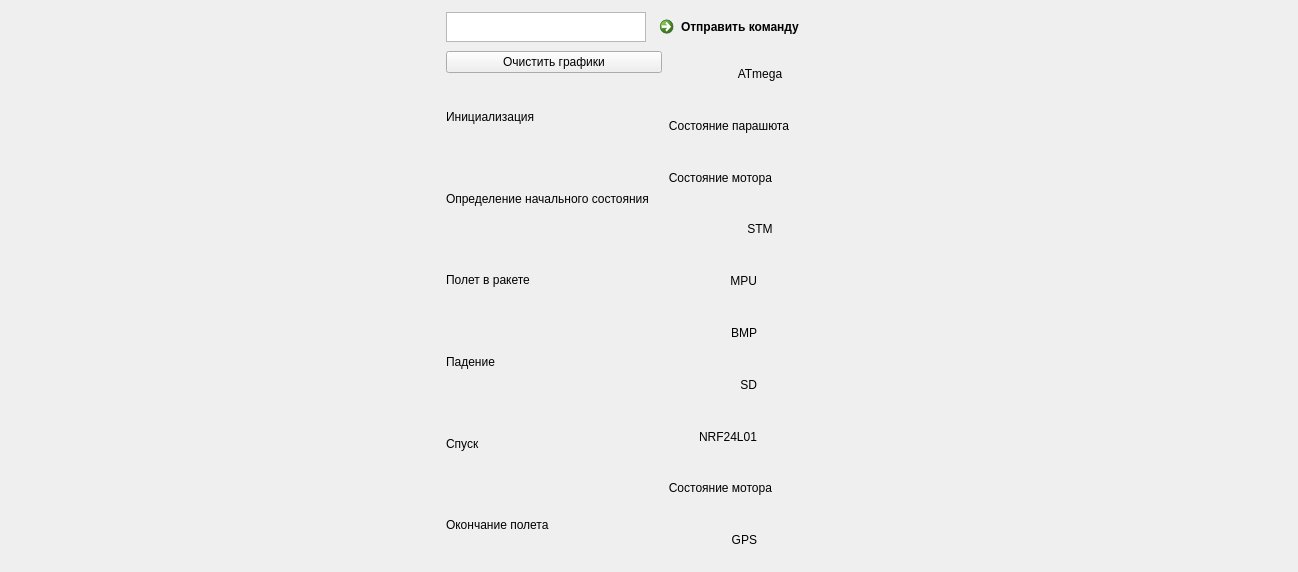
Above: ground/unisat-gcs/src/unisat_gcs/server/gcs_ui.ui from Unica-RocketSpace/CanSat_20I9 before the change. Below: the same form after it.
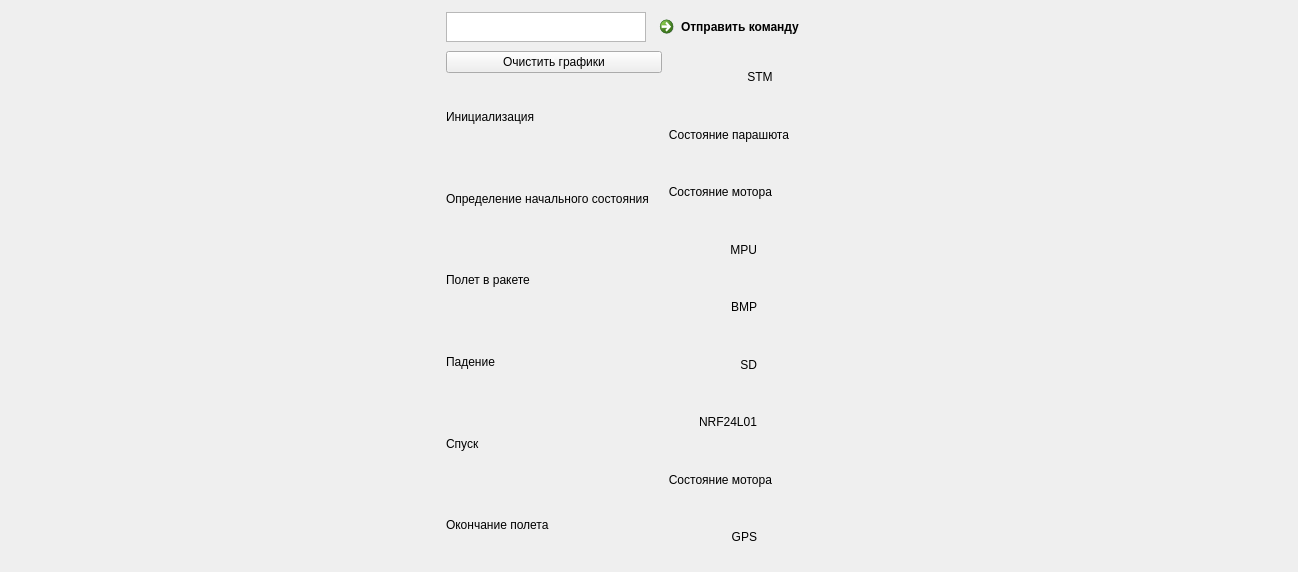
That is the form after the change.

```diff
--- a/ground/unisat-gcs/src/unisat_gcs/server/gcs_ui.ui
+++ b/ground/unisat-gcs/src/unisat_gcs/server/gcs_ui.ui
@@ -201,9 +201,12 @@
         <item>
          <layout class="QVBoxLayout" name="verticalLayout_5">
           <item>
-           <widget class="QLabel" name="label_5">
+           <widget class="QLabel" name="label_3">
+            <property name="layoutDirection">
+             <enum>Qt::LeftToRight</enum>
+            </property>
             <property name="text">
-             <string>ATmega</string>
+             <string>STM</string>
             </property>
             <property name="alignment">
              <set>Qt::AlignCenter</set>
@@ -252,19 +255,6 @@
             </item>
            </layout>
           </item>
-          <item>
-           <widget class="QLabel" name="label_3">
-            <property name="layoutDirection">
-             <enum>Qt::LeftToRight</enum>
-            </property>
-            <property name="text">
-             <string>STM</string>
-            </property>
-            <property name="alignment">
-             <set>Qt::AlignCenter</set>
-            </property>
-           </widget>
-          </item>
           <item>
            <layout class="QHBoxLayout" name="horizontalLayout_15">
             <item>
```
Left out of the diff: 19 changed lines with no effect on the pictures.
